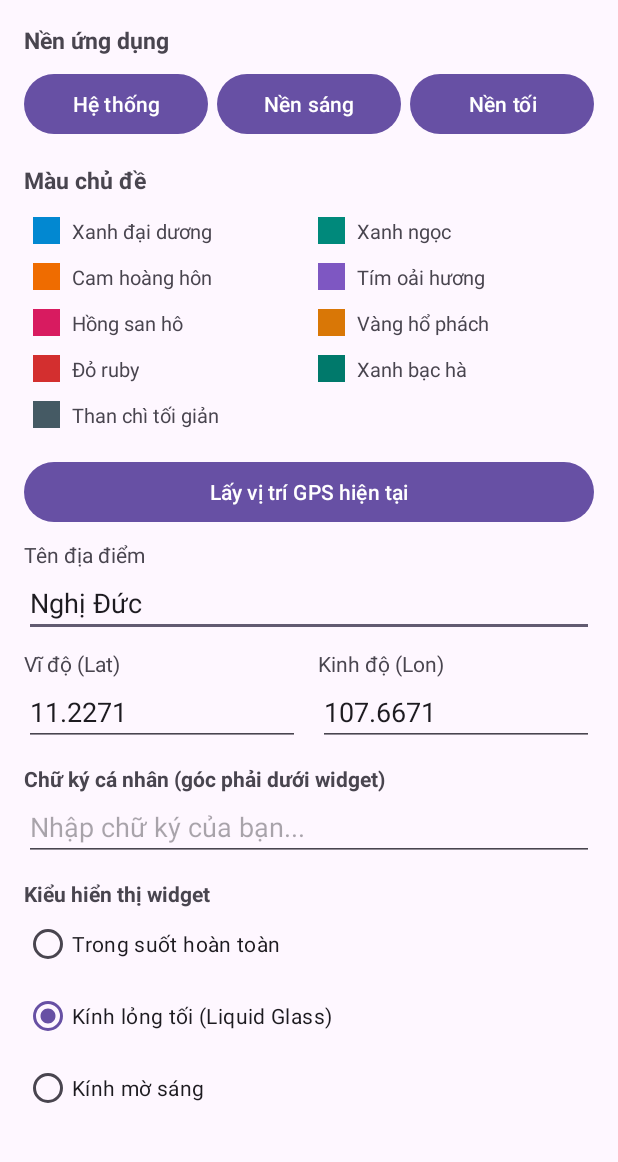
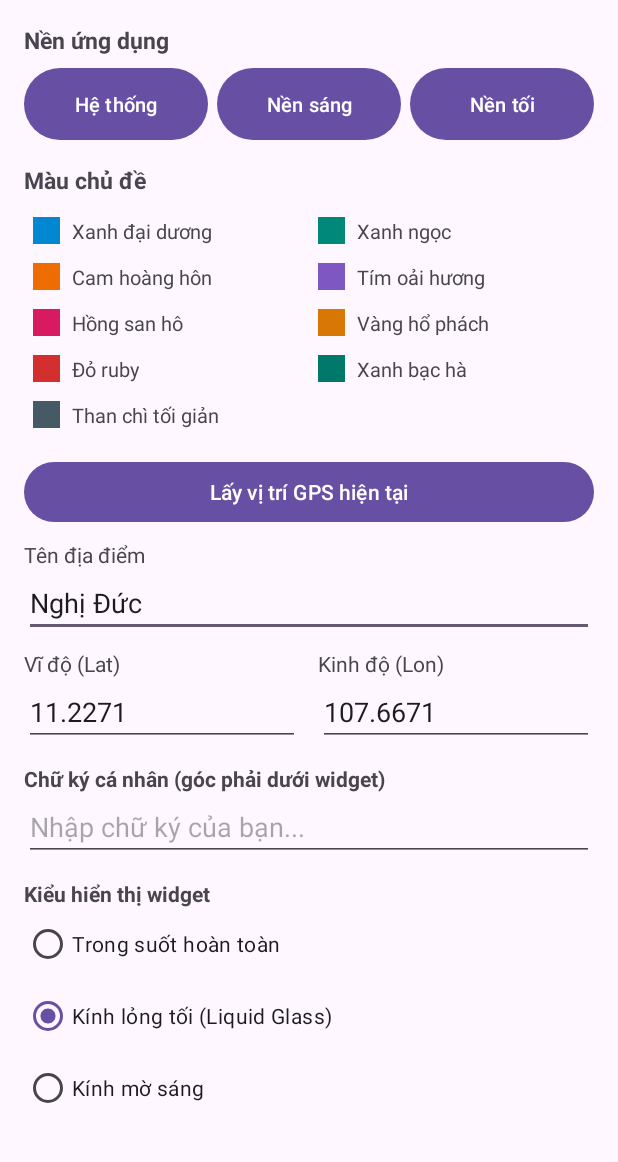
Before and after one commit to duynghiduc2000-vn/glass-weather-lunar, an Android app: the screen it shows after launch (MainActivity), on a phone screen of 412 x 824 dp, the part 68-1230 px from its top. Run offline under Robolectric (Android 15) with nearby library versions, the phone set to English and light mode, and no system bars; 1 statement that could not run was skipped.

Commit message:
Update activity_main.xml

```diff
--- a/app/src/main/res/layout/activity_main.xml
+++ b/app/src/main/res/layout/activity_main.xml
@@ -28,30 +28,49 @@
             android:layout_width="match_parent"
             android:layout_height="wrap_content"
             android:layout_marginTop="8dp"
+            android:gravity="center_vertical"
             android:orientation="horizontal">
 
-            <Button
+            <com.google.android.material.button.MaterialButton
                 android:id="@+id/btn_theme_system"
                 android:layout_width="0dp"
-                android:layout_height="wrap_content"
+                android:layout_height="48dp"
                 android:layout_marginEnd="6dp"
                 android:layout_weight="1"
-                android:text="Hệ thống" />
+                android:gravity="center"
+                android:insetTop="0dp"
+                android:insetBottom="0dp"
+                android:maxLines="1"
+                android:paddingHorizontal="6dp"
+                android:text="Hệ thống"
+                android:textSize="13sp" />
 
-            <Button
+            <com.google.android.material.button.MaterialButton
                 android:id="@+id/btn_theme_light"
                 android:layout_width="0dp"
-                android:layout_height="wrap_content"
+                android:layout_height="48dp"
                 android:layout_marginEnd="6dp"
                 android:layout_weight="1"
-                android:text="Nền sáng" />
+                android:gravity="center"
+                android:insetTop="0dp"
+                android:insetBottom="0dp"
+                android:maxLines="1"
+                android:paddingHorizontal="6dp"
+                android:text="Nền sáng"
+                android:textSize="13sp" />
 
-            <Button
+            <com.google.android.material.button.MaterialButton
                 android:id="@+id/btn_theme_dark"
                 android:layout_width="0dp"
-                android:layout_height="wrap_content"
+                android:layout_height="48dp"
                 android:layout_weight="1"
-                android:text="Nền tối" />
+                android:gravity="center"
+                android:insetTop="0dp"
+                android:insetBottom="0dp"
+                android:maxLines="1"
+                android:paddingHorizontal="6dp"
+                android:text="Nền tối"
+                android:textSize="13sp" />
         </LinearLayout>
 
         <TextView
```
